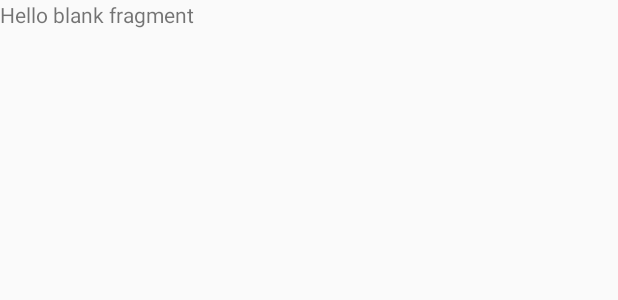
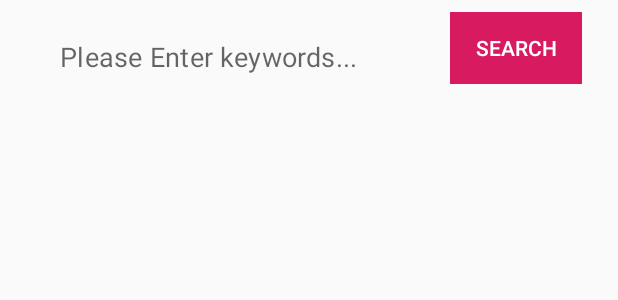
Before and after one commit to AntoBeyondSuy/PhotoFall_AndroidApp, an Android app: the layout fragment_search.xml on its own in the app's theme, with its tools: preview values and no code run, on a phone screen of 412 x 824 dp. Shown: the top 300 px of the screen. Run offline under Robolectric (Android 15) with nearby library versions, the light colour scheme and no system bars; network calls fail.

Commit message:
search text and button layout done.

```diff
--- a/app/src/main/java/com/beyond/photofall/fragments/FragmentMy.java
+++ b/app/src/main/java/com/beyond/photofall/fragments/FragmentMy.java
@@ -70,11 +70,10 @@ public class FragmentMy extends Fragment {
                              Bundle savedInstanceState) {
         // Inflate the layout for this fragment
         View view = inflater.inflate(R.layout.fragment_my, container, false);
-        txtView = view.findViewById(R.id.myTextView);
-        txtView.setText("我的界面");
-//        showPhotosInRecview(recView);
+//        txtView = view.findViewById(R.id.myTextView);
+//        txtView.setText("我的界面");
 //        showMyInView();
-        return inflater.inflate(R.layout.fragment_my, container, false);
+        return view;
     }
 
     @Override
--- a/app/src/main/res/layout/fragment_my.xml
+++ b/app/src/main/res/layout/fragment_my.xml
@@ -18,7 +18,7 @@
         app:layout_constraintEnd_toEndOf="parent"
         app:layout_constraintStart_toStartOf="parent"
         app:layout_constraintTop_toTopOf="parent"
-        app:riv_corner_radius="5dp" />
+        app:riv_corner_radius="20dp" />
 
     <TextView
         android:id="@+id/myTextView"
--- a/app/src/main/res/layout/fragment_search.xml
+++ b/app/src/main/res/layout/fragment_search.xml
@@ -1,14 +1,39 @@
 <?xml version="1.0" encoding="utf-8"?>
 <android.support.constraint.ConstraintLayout xmlns:android="http://schemas.android.com/apk/res/android"
+    xmlns:app="http://schemas.android.com/apk/res-auto"
     xmlns:tools="http://schemas.android.com/tools"
     android:layout_width="match_parent"
     android:layout_height="match_parent"
     tools:context=".fragments.FragmentSearch">
 
-    <!-- TODO: Update blank fragment layout -->
-    <TextView
-        android:layout_width="match_parent"
-        android:layout_height="match_parent"
-        android:text="@string/hello_blank_fragment" />
+    <EditText
+        android:id="@+id/searchKeyword"
+        style="@style/Base.Widget.MaterialComponents.TextInputEditText"
+        android:layout_width="0dp"
+        android:layout_height="wrap_content"
+        android:layout_marginStart="24dp"
+        android:layout_marginLeft="24dp"
+        android:layout_marginTop="8dp"
+        android:ems="10"
+        android:hint="Please Enter keywords..."
+        android:inputType="text"
+        android:textColor="@android:color/black"
+        android:textSize="18sp"
+        app:layout_constraintEnd_toStartOf="@+id/btnSearch"
+        app:layout_constraintStart_toStartOf="parent"
+        app:layout_constraintTop_toTopOf="parent" />
 
+    <Button
+        android:id="@+id/btnSearch"
+        style="@style/Widget.AppCompat.Button.Borderless"
+        android:layout_width="wrap_content"
+        android:layout_height="wrap_content"
+        android:layout_marginTop="8dp"
+        android:layout_marginEnd="24dp"
+        android:layout_marginRight="24dp"
+        android:background="@color/colorAccent"
+        android:text="Search"
+        android:textColor="@android:color/background_light"
+        app:layout_constraintEnd_toEndOf="parent"
+        app:layout_constraintTop_toTopOf="parent" />
 </android.support.constraint.ConstraintLayout>
```
